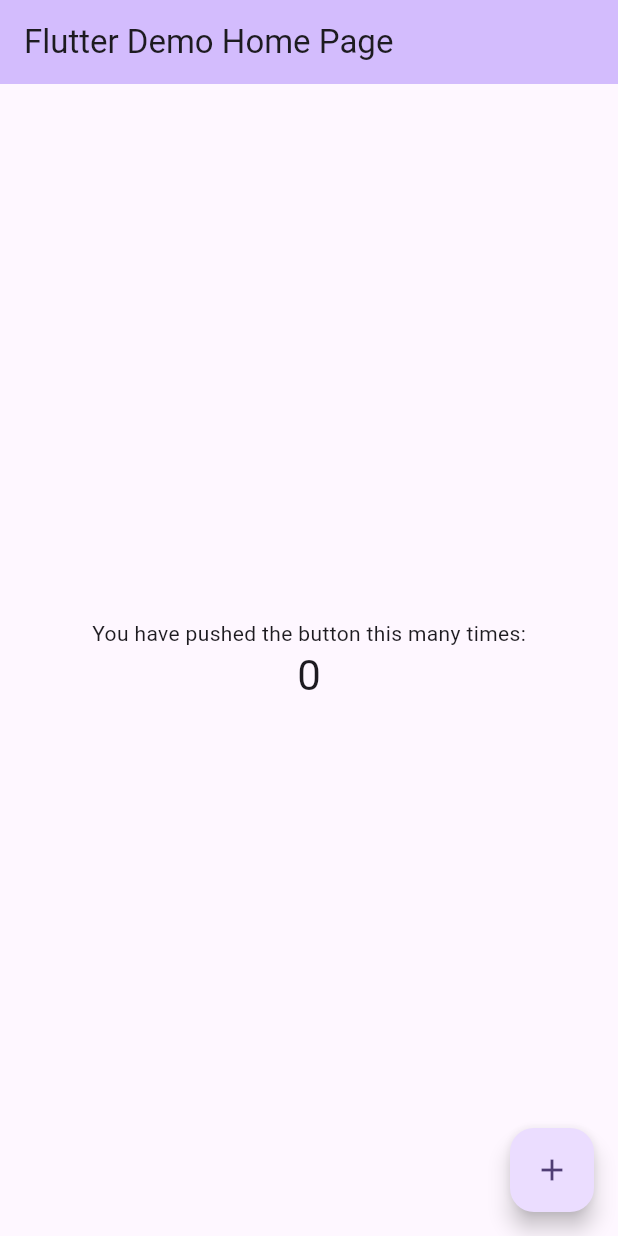
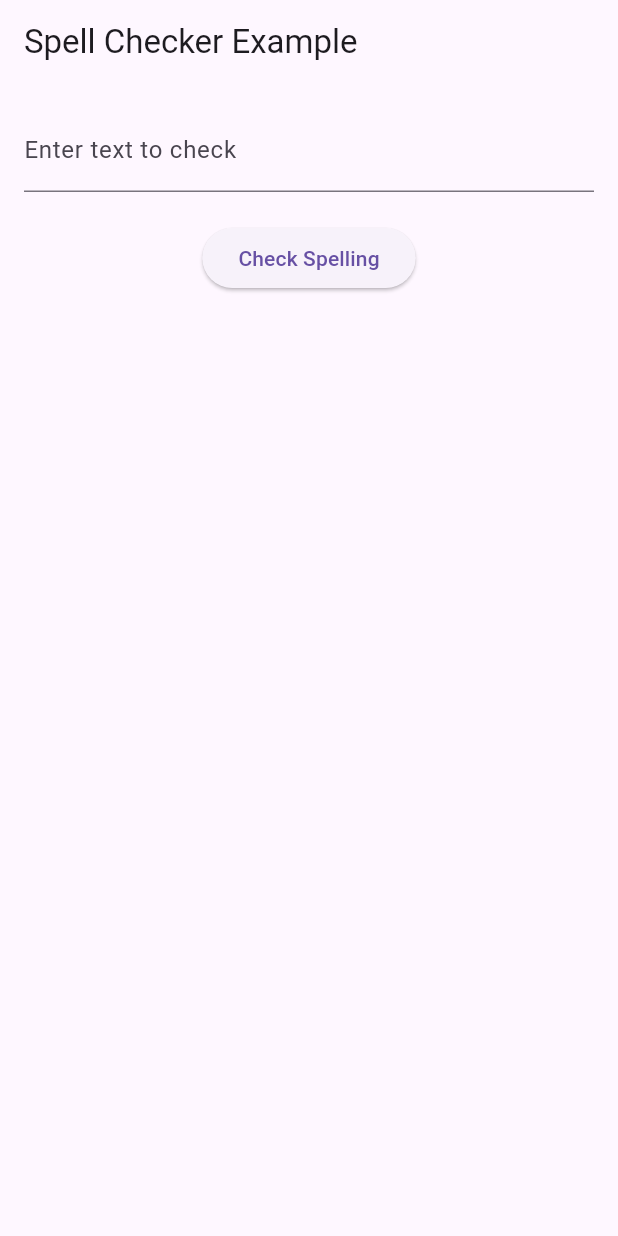
Before and after one commit to celvinren/flutter_spell_checker, a Flutter app: the screen it shows after launch, on a phone screen of 412 x 824 dp. Run offline on Flutter 3.47's test engine with Material 3 defaults, Android fonts, the phone set to English and light mode, and no system bars; our stand-ins replace plugin_platform_interface.

Commit message:
[feature] android example implement

```diff
--- a/example/lib/main.dart
+++ b/example/lib/main.dart
@@ -1,4 +1,6 @@
 import 'package:flutter/material.dart';
+import 'package:flutter_spell_checker/flutter_spell_checker.dart';
+import 'package:flutter_spell_checker/models/word_match.dart';
 
 void main() {
   runApp(const MyApp());
@@ -10,59 +12,67 @@ class MyApp extends StatelessWidget {
   @override
   Widget build(BuildContext context) {
     return MaterialApp(
-      title: 'Flutter Demo',
-      theme: ThemeData(
-        colorScheme: ColorScheme.fromSeed(seedColor: Colors.deepPurple),
-        useMaterial3: true,
+      home: Scaffold(
+        appBar: AppBar(
+          title: const Text('Spell Checker Example'),
+        ),
+        body: const SpellCheckExample(),
       ),
-      home: const MyHomePage(title: 'Flutter Demo Home Page'),
     );
   }
 }
 
-class MyHomePage extends StatefulWidget {
-  const MyHomePage({super.key, required this.title});
-
-  final String title;
+class SpellCheckExample extends StatefulWidget {
+  const SpellCheckExample({super.key});
 
   @override
-  State<MyHomePage> createState() => _MyHomePageState();
+  _SpellCheckExampleState createState() => _SpellCheckExampleState();
 }
 
-class _MyHomePageState extends State<MyHomePage> {
-  int _counter = 0;
+class _SpellCheckExampleState extends State<SpellCheckExample> {
+  String _inputText = "Helo wrld";
+  List<WordMatch> _suggestions = [];
 
-  void _incrementCounter() {
+  void _checkSpelling() async {
+    final result = await FlutterSpellChecker.checkSpelling(_inputText);
+
     setState(() {
-      _counter++;
+      _suggestions = result;
     });
   }
 
   @override
   Widget build(BuildContext context) {
-    return Scaffold(
-      appBar: AppBar(
-        backgroundColor: Theme.of(context).colorScheme.inversePrimary,
-        title: Text(widget.title),
-      ),
-      body: Center(
-        child: Column(
-          mainAxisAlignment: MainAxisAlignment.center,
-          children: <Widget>[
-            const Text(
-              'You have pushed the button this many times:',
+    return Padding(
+      padding: const EdgeInsets.all(16.0),
+      child: Column(
+        children: [
+          TextField(
+            onChanged: (text) {
+              _inputText = text;
+            },
+            decoration: const InputDecoration(labelText: 'Enter text to check'),
+          ),
+          const SizedBox(height: 20),
+          ElevatedButton(
+            onPressed: _checkSpelling,
+            child: const Text('Check Spelling'),
+          ),
+          const SizedBox(height: 20),
+          Expanded(
+            child: ListView.builder(
+              itemCount: _suggestions.length,
+              itemBuilder: (context, index) {
+                final suggestion = _suggestions[index];
+                return ListTile(
+                  title: Text('Word: ${suggestion.word}'),
+                  subtitle: Text(
+                      'Suggestions: ${suggestion.replacements.join(', ')}'),
+                );
+              },
             ),
-            Text(
-              '$_counter',
-              style: Theme.of(context).textTheme.headlineMedium,
-            ),
-          ],
-        ),
-      ),
-      floatingActionButton: FloatingActionButton(
-        onPressed: _incrementCounter,
-        tooltip: 'Increment',
-        child: const Icon(Icons.add),
+          )
+        ],
       ),
     );
   }
--- a/example/pubspec.yaml
+++ b/example/pubspec.yaml
@@ -12,6 +12,8 @@ dependencies:
   cupertino_icons: ^1.0.2
   flutter:
     sdk: flutter
+  flutter_spell_checker:
+    path: ../
 
 dev_dependencies:
   flutter_lints: ^2.0.0
```
Also changed, not shown: example/pubspec.lock.
